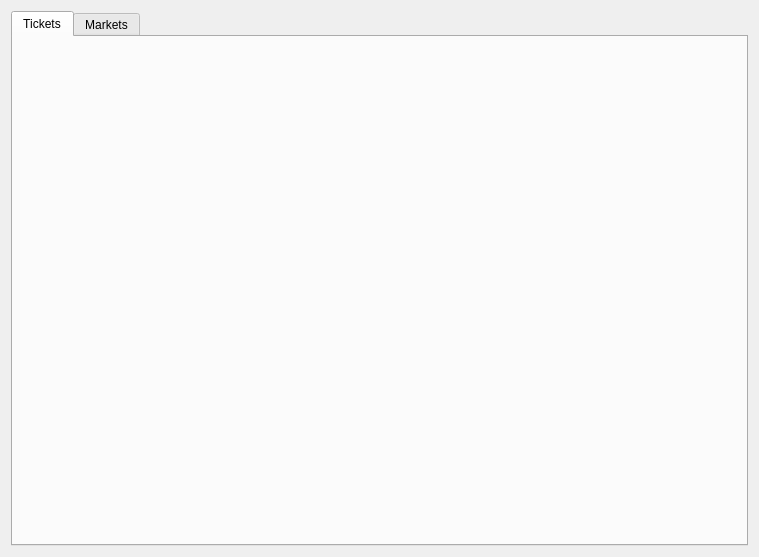
Before: the Qt Designer form configwindow.ui in albert-sergeev/FinLoader, drawn with Qt 5.
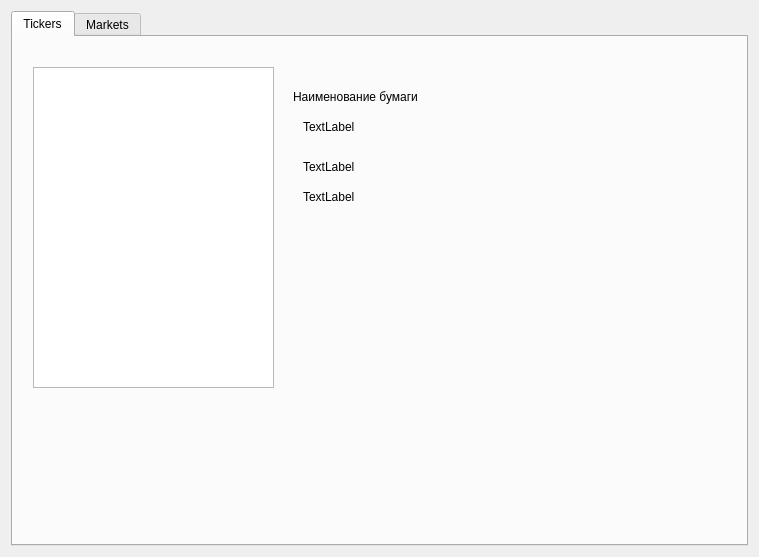
After: the same form once the commit is applied. The open tabs and pages were chosen to show the change.

Commit message: rename ticket object to ticker and add some interface for it

```diff
--- a/configwindow.ui
+++ b/configwindow.ui
@@ -27,8 +27,70 @@
      </property>
      <widget class="QWidget" name="tabTicket">
       <attribute name="title">
-       <string>Tickets</string>
+       <string>Tickers</string>
       </attribute>
+      <widget class="QListView" name="listView">
+       <property name="geometry">
+        <rect>
+         <x>20</x>
+         <y>30</y>
+         <width>241</width>
+         <height>321</height>
+        </rect>
+       </property>
+      </widget>
+      <widget class="QLabel" name="label_3">
+       <property name="geometry">
+        <rect>
+         <x>280</x>
+         <y>50</y>
+         <width>181</width>
+         <height>19</height>
+        </rect>
+       </property>
+       <property name="text">
+        <string>Наименование бумаги</string>
+       </property>
+      </widget>
+      <widget class="QLabel" name="label_5">
+       <property name="geometry">
+        <rect>
+         <x>290</x>
+         <y>80</y>
+         <width>67</width>
+         <height>19</height>
+        </rect>
+       </property>
+       <property name="text">
+        <string>TextLabel</string>
+       </property>
+      </widget>
+      <widget class="QLabel" name="label_7">
+       <property name="geometry">
+        <rect>
+         <x>290</x>
+         <y>120</y>
+         <width>67</width>
+         <height>19</height>
+        </rect>
+       </property>
+       <property name="text">
+        <string>TextLabel</string>
+       </property>
+      </widget>
+      <widget class="QLabel" name="label_8">
+       <property name="geometry">
+        <rect>
+         <x>290</x>
+         <y>150</y>
+         <width>67</width>
+         <height>19</height>
+        </rect>
+       </property>
+       <property name="text">
+        <string>TextLabel</string>
+       </property>
+      </widget>
      </widget>
      <widget class="QWidget" name="tabMarket">
       <attribute name="title">
```
Left out of the diff: 4 changed lines with no effect on the pictures. The commit also changes 8 other files.
